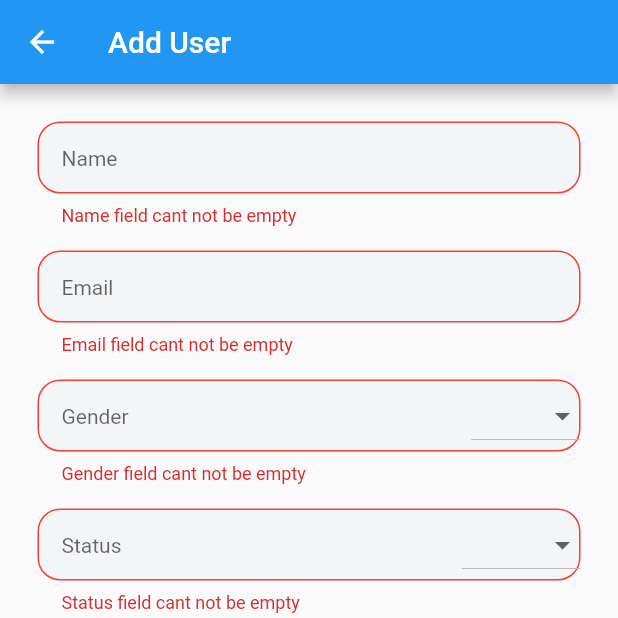
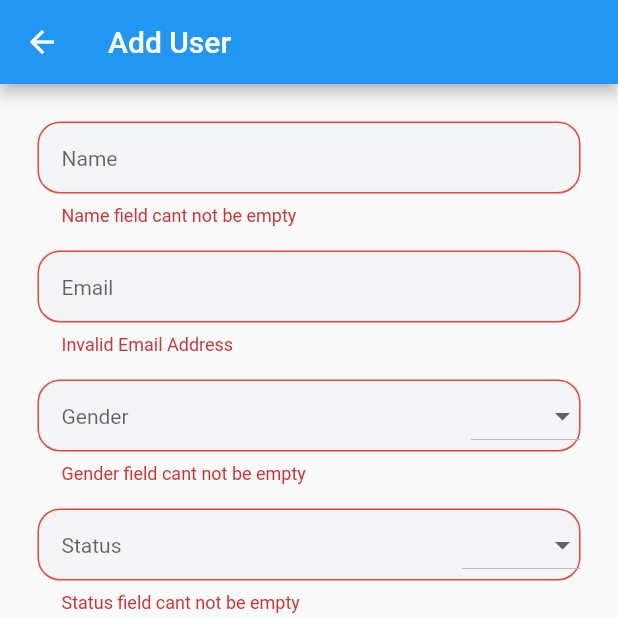
Before and after one commit to MaiElhady55/CRUD-Flutter-App, a Flutter app: the AddUserScreen screen opened directly, after a tap on "Add User", on a phone screen of 412 x 824 dp, the top half of it. Run offline on Flutter 3.47's test engine with Material 2 defaults, Android fonts, the phone set to English and light mode, and no system bars; our stand-ins replace bloc, dartz, dio, equatable, flutter_bloc, get_it; network calls fail.

Commit message:
add edit Screen & custom dropdownbutton

```diff
--- /dev/null
+++ b/lib/users/presentation/components/custom_dropdownbutton.dart
@@ -0,0 +1,32 @@
+import 'package:flutter/material.dart';
+import 'package:flutter/src/widgets/container.dart';
+import 'package:flutter/src/widgets/framework.dart';
+
+class CustomDropDownButton extends StatefulWidget {
+  final List<String> items;
+  final TextEditingController controller;
+
+  const CustomDropDownButton({super.key, required this.items, required this.controller});
+  @override
+  State<CustomDropDownButton> createState() => _CustomDropDownButtonState();
+}
+
+class _CustomDropDownButtonState extends State<CustomDropDownButton> {
+  @override
+  Widget build(BuildContext context) {
+    return DropdownButton<String>(
+      items: widget.items.map((String value) {
+        return DropdownMenuItem<String>(
+          value: value,
+          child: Text(value),
+          onTap: () {
+            setState(() {
+              widget.controller.text = value;
+            });
+          },
+        );
+      }).toList(),
+      onChanged: (_) {},
+    );
+  }
+}
--- a/lib/users/presentation/screens/add_user_screen.dart
+++ b/lib/users/presentation/screens/add_user_screen.dart
@@ -1,34 +1,26 @@
 import 'package:flutter/material.dart';
 import 'package:flutter_bloc/flutter_bloc.dart';
 import 'package:rise_up_task/core/services/service_locator.dart';
+import 'package:rise_up_task/users/presentation/components/custom_dropdownbutton.dart';
 import 'package:rise_up_task/users/presentation/components/custom_textformfield.dart';
 import 'package:rise_up_task/users/presentation/controller/create_user_bloc/create_user_bloc.dart';
 
-class AddUserScreen extends StatefulWidget {
-  @override
-  State<AddUserScreen> createState() => _AddUserScreenState();
-}
+class AddUserScreen extends StatelessWidget {
+   AddUserScreen({super.key});
 
-class _AddUserScreenState extends State<AddUserScreen> {
   final TextEditingController nameController = TextEditingController();
-
   final TextEditingController emailController = TextEditingController();
-
   final TextEditingController statusController = TextEditingController();
-
   final TextEditingController genderController = TextEditingController();
 
   final GlobalKey<FormState> formKey = GlobalKey();
-
   List<String> gender = ["male", "female", "Other"];
 
   List<String> status = ["active", "inactive"];
 
   @override
   Widget build(BuildContext context) {
-    return BlocProvider(
-      create: (context) => getIt<CreateUserBloc>(),
-      child: Scaffold(
+    return Scaffold(
       appBar: AppBar(
         title: const Text('Add User'),
       ),
@@ -47,7 +39,7 @@ class _AddUserScreenState extends State<AddUserScreen> {
                         if (value!.isEmpty) {
                           return 'Name field cant not be empty';
                         } else if (value.length < 2) {
-                            return 'Please Enter valid Name';
+                          return 'Invalid Name';
                         } else {
                           return null;
                         }
@@ -61,8 +53,15 @@ class _AddUserScreenState extends State<AddUserScreen> {
                     hintText: 'Email',
                     type: TextInputType.emailAddress,
                     validator: (value) {
-                        if (value!.isEmpty) {
+                      bool emailValid = RegExp(
+                              r"^[a-zA-Z0-9.a-zA-Z0-9.!#$%&'*+-/=?^_`{|}~]+@[a-zA-Z0-9]+\.[a-zA-Z]+")
+                          .hasMatch(value!);
+                      if (!emailValid) {
+                        return 'Invalid Email Address';
+                      } else if (value.isEmpty) {
                         return 'Email field cant not be empty';
+                      } else {
+                        return null;
                       }
                     },
                     textInputAction: TextInputAction.next,
@@ -80,20 +79,7 @@ class _AddUserScreenState extends State<AddUserScreen> {
                       }
                     },
                     textInputAction: TextInputAction.next,
-                      suffixIcon: DropdownButton<String>(
-                        items: gender.map((String value) {
-                          return DropdownMenuItem<String>(
-                            value: value,
-                            child: Text(value),
-                            onTap: () {
-                              setState(() {
-                                genderController.text = value;
-                              });
-                            },
-                          );
-                        }).toList(),
-                        onChanged: (_) {},
-                      ),
+                    suffixIcon: CustomDropDownButton(controller: genderController,items: gender,)
                   ),
                   const SizedBox(
                     height: 16,
@@ -108,31 +94,17 @@ class _AddUserScreenState extends State<AddUserScreen> {
                       }
                     },
                     textInputAction: TextInputAction.done,
-                      suffixIcon: DropdownButton<String>(
-                        items: status.map((String value) {
-                          return DropdownMenuItem<String>(
-                            value: value,
-                            child: Text(value),
-                            onTap: () {
-                              setState(() {
-                                statusController.text = value;
-                              });
-                            },
-                          );
-                        }).toList(),
-                        onChanged: (_) {},
-                      ),
+                    suffixIcon: CustomDropDownButton(items: status,controller: statusController,)
                   ),
                   SizedBox(
                     height: 20,
                   ),
                   ElevatedButton(
                     style: ElevatedButton.styleFrom(
-                        padding:const EdgeInsets.symmetric(horizontal: 100,vertical: 16),
+                        padding: const EdgeInsets.symmetric(
+                            horizontal: 100, vertical: 16),
                         shape: RoundedRectangleBorder(
-                          borderRadius: BorderRadius.circular(8)
-                        )
-                      ),
+                            borderRadius: BorderRadius.circular(8))),
                     onPressed: () {
                       if (formKey.currentState!.validate()) {
                         BlocProvider.of<CreateUserBloc>(context).add(
@@ -140,8 +112,7 @@ class _AddUserScreenState extends State<AddUserScreen> {
                                 name: nameController.text,
                                 email: emailController.text,
                                 gender: genderController.text,
-                                  status: statusController.text))
-                          );
+                                status: statusController.text)));
                       }
                     },
                     child: const Text('Add User'),
@@ -150,7 +121,6 @@ class _AddUserScreenState extends State<AddUserScreen> {
               ),
             )),
       ),
-      ),
     );
   }
 }
```
Also changed, not shown: lib/main.dart (+17 -7 lines), lib/users/presentation/components/edit_user_screen_body.dart (added, +85 -0 lines), lib/users/presentation/components/users_components.dart (+9 -3 lines), lib/users/presentation/screens/edit_user_screen.dart (added, +43 -0 lines). Lines whose indentation alone changed are shown as unchanged.
